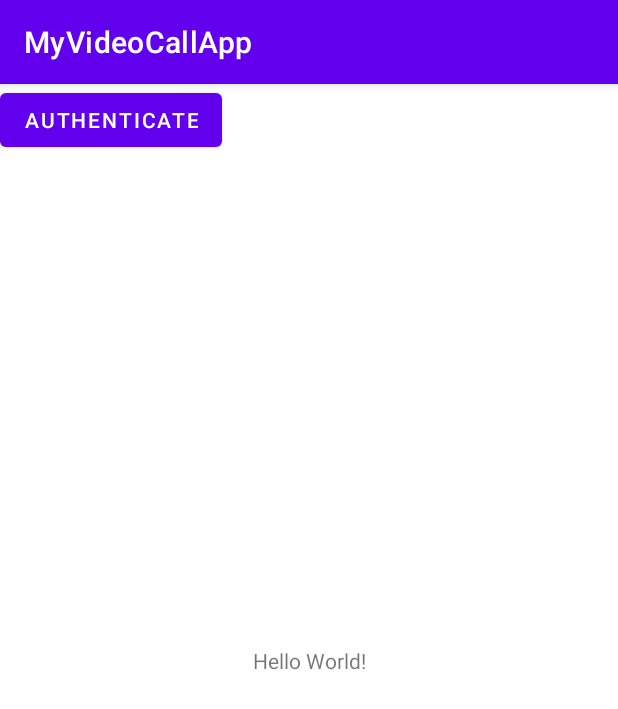
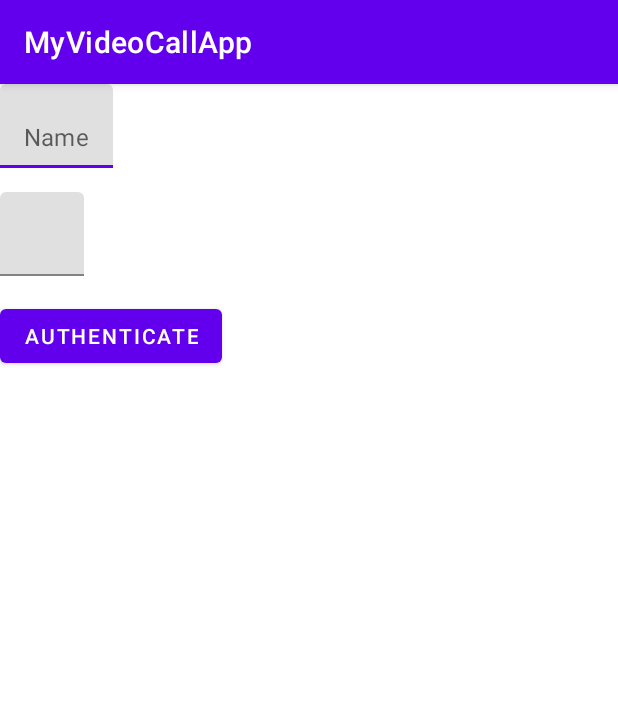
Before and after one commit to 100mslive/hello-world-android, an Android app: the screen it shows after launch (LoginActivity), on a phone screen of 412 x 824 dp. Shown: the top 709 px of the screen. Run offline under Robolectric (Android 15) with nearby library versions, the phone set to English and light mode, and no system bars.

Commit message:
Rearranged some code, added a name and url field

```diff
--- a/app/src/main/java/com/example/myvideocallapp/VideoCallVm.kt
+++ b/app/src/main/java/com/example/myvideocallapp/VideoCallVm.kt
@@ -20,6 +20,10 @@ data class TrackPeerMap(
     val peer: HMSPeer
 )
 
+/**
+ * This will be observed by the activity to decide whether to show the
+ * room or not.
+ */
 sealed class RoomState {
     object Loading : RoomState()
     data class Joined(val peerTracks: List<TrackPeerMap>) : RoomState()
@@ -46,19 +50,24 @@ class VideoCallVm(authToken: String?, application: Application) : AndroidViewMod
         }
     }
 
-    override fun onError(error: HMSException) {
-        Log.d(TAG, "Error $error")
-    }
-
-    private fun getCurrentRoomState() =
-        RoomState.Joined(hmsSdk.getPeers().flatMap {
+    private fun getCurrentRoomState(): RoomState.Joined {
+        // Convert all the peers into a map of them and their tracks.
+        val trackAndPeerMap = hmsSdk.getPeers().flatMap {
             val screenShare = it.auxiliaryTracks.find { auxTrack -> auxTrack is HMSVideoTrack }
             if (screenShare is HMSVideoTrack) {
                 listOf(TrackPeerMap(it.videoTrack, it), TrackPeerMap(screenShare, it))
             } else {
                 listOf(TrackPeerMap(it.videoTrack, it))
             }
-        })
+        }
+
+        return RoomState.Joined(trackAndPeerMap)
+    }
+
+
+    override fun onError(error: HMSException) {
+        Log.d(TAG, "Error $error")
+    }
 
     override fun onJoin(room: HMSRoom) {
         // You joined the room.
--- a/app/src/main/res/layout/activity_login.xml
+++ b/app/src/main/res/layout/activity_login.xml
@@ -6,21 +6,56 @@
     android:layout_height="match_parent"
     tools:context=".LoginActivity">
 
-    <TextView
+    <com.google.android.material.textfield.TextInputLayout
+        android:id="@+id/nameInputLayout"
+        android:layout_width="wrap_content"
+        app:layout_constraintStart_toStartOf="parent"
+        android:layout_height="wrap_content"
+        app:layout_constraintTop_toTopOf="parent"
+        app:layout_constraintWidth_percent="0.5"
+        app:placeholderText="Name">
+
+        <com.google.android.material.textfield.TextInputEditText
+            android:id="@+id/nameInputEditText"
+            android:layout_width="match_parent"
+            android:layout_height="wrap_content" />
+    </com.google.android.material.textfield.TextInputLayout>
+
+    <com.google.android.material.textfield.TextInputLayout
+        android:id="@+id/urlInputLayout"
         android:layout_width="wrap_content"
         android:layout_height="wrap_content"
-        android:text="Hello World!"
-        app:layout_constraintBottom_toBottomOf="parent"
-        app:layout_constraintLeft_toLeftOf="parent"
-        app:layout_constraintRight_toRightOf="parent"
-        app:layout_constraintTop_toTopOf="parent" />
+        android:layout_marginTop="16dp"
+        app:layout_constraintStart_toStartOf="@+id/nameInputLayout"
+        app:layout_constraintTop_toBottomOf="@+id/nameInputLayout"
+        app:placeholderText="Name">
+
+        <com.google.android.material.textfield.TextInputEditText
+            android:id="@+id/urlInputEditText"
+            android:layout_width="wrap_content"
+            android:layout_height="wrap_content" />
+    </com.google.android.material.textfield.TextInputLayout>
+
 
     <Button
+        android:layout_marginTop="16dp"
         android:id="@+id/authenticateButton"
         android:layout_width="wrap_content"
         android:layout_height="wrap_content"
         android:text="@string/authenticate"
-        app:layout_constraintLeft_toLeftOf="parent"
+        app:layout_constraintStart_toStartOf="@+id/urlInputLayout"
+        app:layout_constraintTop_toBottomOf="@+id/urlInputLayout" />
+
+    <androidx.constraintlayout.widget.Group
+        android:id="@+id/group"
+        android:layout_width="wrap_content"
+        android:layout_height="wrap_content"
+        app:constraint_referenced_ids="nameInputLayout,urlInputLayout,authenticateButton"
+        app:flow_verticalBias="0.5"
+        app:layout_constraintBottom_toTopOf="parent"
+        app:layout_constraintEnd_toEndOf="parent"
+        app:layout_constraintHorizontal_bias="0.5"
+        app:layout_constraintStart_toStartOf="parent"
         app:layout_constraintTop_toTopOf="parent" />
 
 </androidx.constraintlayout.widget.ConstraintLayout>
```
